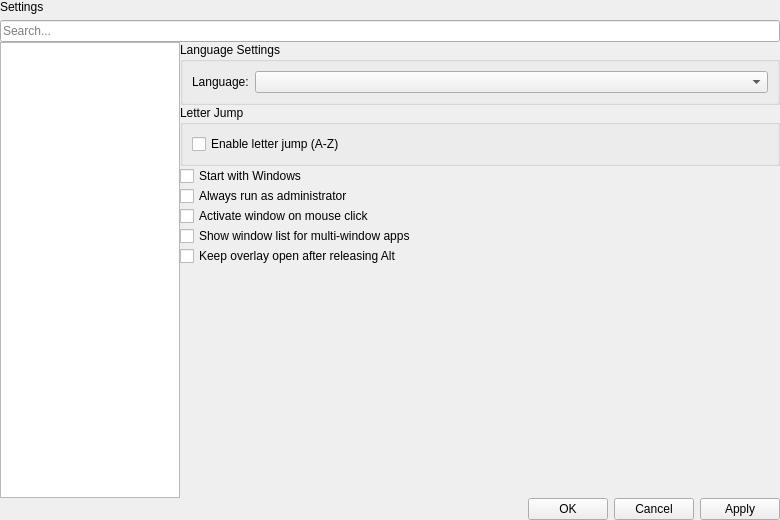
Above: ui/SettingsDialog.ui from Hendrix4858/AltTaber before the change. Below: the same form after it.
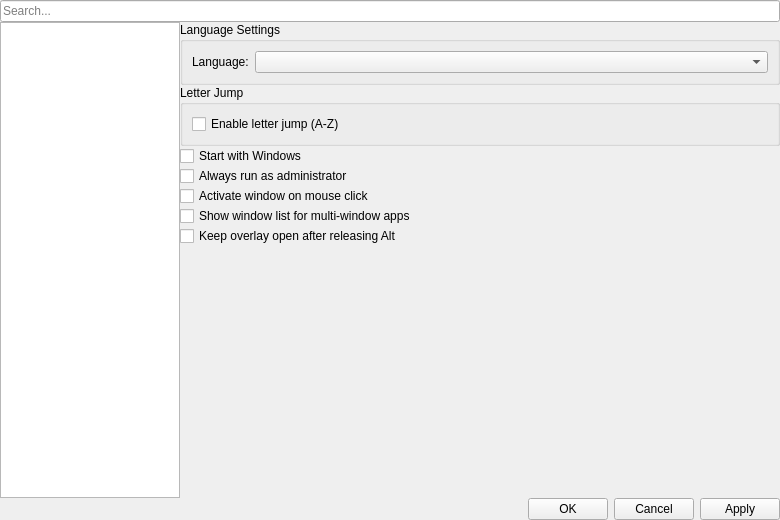
That is the form after the change.

Commit message: [Refactor] Update hotkey action display names to use translation functions; enhance UI text for clarity

Diff of the .ui file:
```diff
--- a/ui/SettingsDialog.ui
+++ b/ui/SettingsDialog.ui
@@ -50,13 +50,6 @@
       <property name="bottomMargin">
        <number>0</number>
       </property>
-      <item>
-       <widget class="QLabel" name="titleLabel">
-        <property name="text">
-         <string>Settings</string>
-        </property>
-       </widget>
-      </item>
       <item>
        <widget class="QLineEdit" name="searchEdit">
         <property name="placeholderText">
```
Left out of the diff: 7 changed lines with no effect on the pictures. Lines whose indentation alone changed are shown as unchanged. The commit also changes 4 other files.
